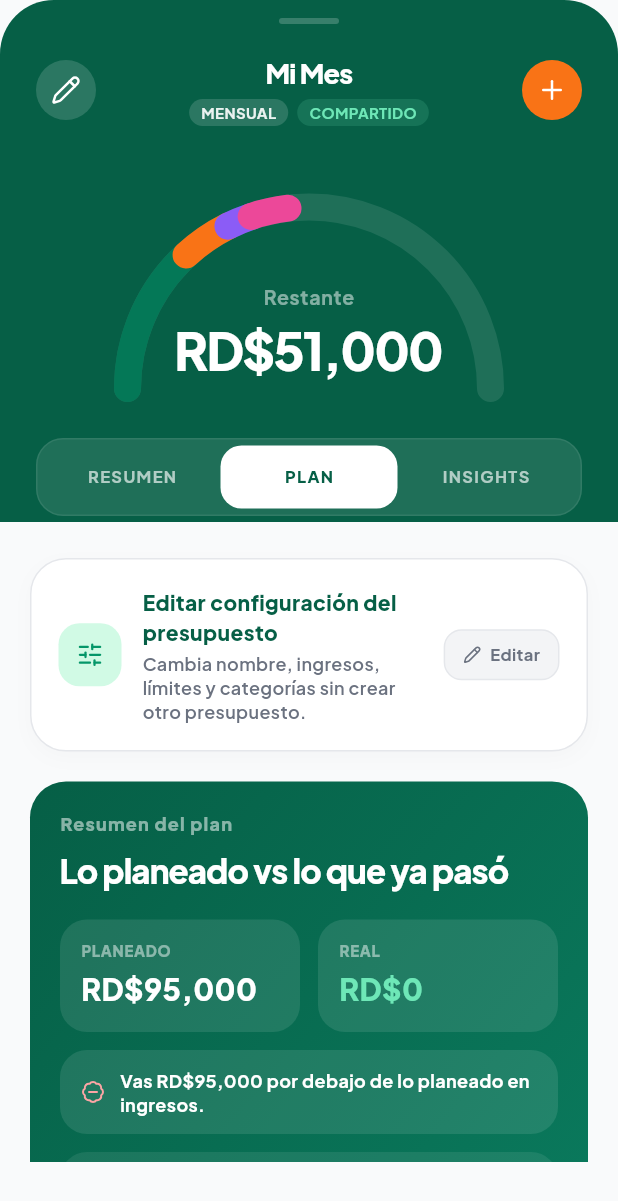
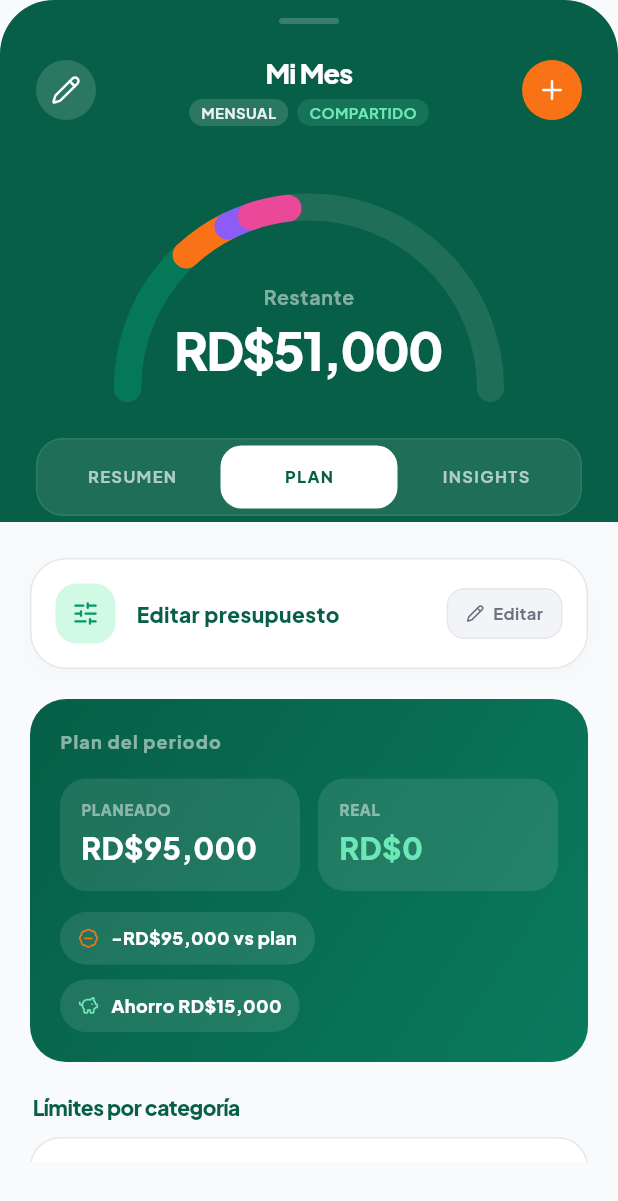
Before and after one commit to guelo0987/financeproject, a Flutter app: the BudgetDetailSheet widget shown alone on an empty page, opened directly with sample values from the repository, after a tap on "PLAN", on a phone screen of 412 x 824 dp. Shown: the top 1201 px of the screen. Run offline on Flutter 3.47's test engine with Material 3 defaults, Android fonts, the phone set to English and light mode, and no system bars; drawn by our look-alikes of flutter_animate; our stand-ins replace fl_chart, flutter_riverpod, flutter_secure_storage, go_router, google_fonts, lucide_icons; accounts and stored records are empty; network calls fail.

Commit message:
refactor: simplify budget detail and dashboard screens; improve UI text clarity, adjust padding and dimensions for better layout, and remove unnecessary subtitles for a cleaner presentation

```diff
--- a/lib/features/budgets/presentation/budget_detail_sheet.dart
+++ b/lib/features/budgets/presentation/budget_detail_sheet.dart
@@ -264,7 +264,7 @@ class _BudgetDetailSheetState extends ConsumerState<BudgetDetailSheet> {
                       padding: const EdgeInsets.only(top: 12),
                       child: _InlineInfoCard(
                         text:
-                            'Incluye ${_fmt(extraExpenseCategories.fold<double>(0, (sum, category) => sum + category.gastado))} en gastos fuera del plan. Si luego agregas esa categoría al presupuesto, se moverá automáticamente a su límite.',
+                            'Incluye ${_fmt(extraExpenseCategories.fold<double>(0, (sum, category) => sum + category.gastado))} fuera del plan.',
                       ),
                     ),
                   if (isShared) _buildSharedBudgetSection(),
@@ -295,7 +295,7 @@ class _BudgetDetailSheetState extends ConsumerState<BudgetDetailSheet> {
       child: GestureDetector(
         onTap: _openBudgetEditor,
         child: Container(
-          padding: const EdgeInsets.all(18),
+          padding: const EdgeInsets.all(16),
           decoration: BoxDecoration(
             color: Colors.white,
             borderRadius: BorderRadius.circular(24),
@@ -311,8 +311,8 @@ class _BudgetDetailSheetState extends ConsumerState<BudgetDetailSheet> {
           child: Row(
             children: [
               Container(
-                width: 42,
-                height: 42,
+                width: 40,
+                height: 40,
                 decoration: BoxDecoration(
                   color: AppColors.e1,
                   borderRadius: BorderRadius.circular(14),
@@ -330,23 +330,13 @@ class _BudgetDetailSheetState extends ConsumerState<BudgetDetailSheet> {
                   crossAxisAlignment: CrossAxisAlignment.start,
                   children: [
                     Text(
-                      'Editar configuración del presupuesto',
+                      'Editar presupuesto',
                       style: TextStyle(
                         fontSize: 14,
                         fontWeight: FontWeight.w900,
                         color: AppColors.e8,
                       ),
                     ),
-                    SizedBox(height: 3),
-                    Text(
-                      'Cambia nombre, ingresos, límites y categorías sin crear otro presupuesto.',
-                      style: TextStyle(
-                        fontSize: 12,
-                        height: 1.35,
-                        color: AppColors.g5,
-                        fontWeight: FontWeight.w600,
-                      ),
-                    ),
                   ],
                 ),
               ),
@@ -372,9 +362,8 @@ class _BudgetDetailSheetState extends ConsumerState<BudgetDetailSheet> {
                   child: _MetricCard(
                     label: "GASTADO",
                     amount: _fmt(spent),
-                    color: AppColors.r5,
+                    color: AppColors.o5,
                     icon: LucideIcons.trendingDown,
-                    helper: 'Lo que ya salió del presupuesto.',
                   ),
                 ),
                 const SizedBox(width: 12),
@@ -384,7 +373,6 @@ class _BudgetDetailSheetState extends ConsumerState<BudgetDetailSheet> {
                     amount: _fmt(left),
                     color: AppColors.e6,
                     icon: LucideIcons.wallet,
-                    helper: 'Saldo disponible para este periodo.',
                   ),
                 ),
               ],
@@ -393,11 +381,8 @@ class _BudgetDetailSheetState extends ConsumerState<BudgetDetailSheet> {
             _MetricCard(
               label: "INGRESO REAL",
               amount: _fmt(incomeActual),
-              color: AppColors.b5,
+              color: AppColors.e8,
               icon: LucideIcons.trendingUp,
-              helper: widget.budget.otherIncomeSources.isNotEmpty
-                  ? 'Incluye ingresos fuera del plan configurado.'
-                  : 'Lo que realmente entró en este presupuesto.',
               isWide: true,
             ),
           ],
@@ -535,11 +520,7 @@ class _BudgetDetailSheetState extends ConsumerState<BudgetDetailSheet> {
       children: [
         const Padding(
           padding: EdgeInsets.fromLTRB(4, 32, 0, 12),
-          child: _BudgetSectionTitle(
-            title: 'Categorías del presupuesto',
-            subtitle:
-                'Aquí ves lo que ya tiene límite y lo que está consumiendo el plan.',
-          ),
+          child: _BudgetSectionTitle(title: 'Categorías del presupuesto'),
         ),
         ...plannedCategories.asMap().entries.map((entry) {
           return _CategoryDetailCard(
@@ -557,11 +538,7 @@ class _BudgetDetailSheetState extends ConsumerState<BudgetDetailSheet> {
         if (extraExpenseCategories.isNotEmpty) ...[
           const Padding(
             padding: EdgeInsets.fromLTRB(4, 20, 0, 12),
-            child: _BudgetSectionTitle(
-              title: 'Otros gastos fuera del plan',
-              subtitle:
-                  'Sí cuentan dentro del presupuesto, pero todavía no tienen tope.',
-            ),
+            child: _BudgetSectionTitle(title: 'Otros gastos fuera del plan'),
           ),
           ...extraExpenseCategories.map(
             (category) => _UnplannedExpenseCard(
@@ -651,11 +628,7 @@ class _BudgetDetailSheetState extends ConsumerState<BudgetDetailSheet> {
         ),
         const SizedBox(height: 20),
         if (incomeSources.isNotEmpty) ...[
-          const _BudgetSectionTitle(
-            title: 'Ingresos planeados vs reales',
-            subtitle:
-                'Cada fuente compara lo esperado con lo que realmente entró.',
-          ),
+          const _BudgetSectionTitle(title: 'Ingresos planeados vs reales'),
           const SizedBox(height: 10),
           ...incomeSources.map(
             (source) => _IncomePlanRow(
@@ -667,11 +640,7 @@ class _BudgetDetailSheetState extends ConsumerState<BudgetDetailSheet> {
           const SizedBox(height: 18),
         ],
         if (otherIncomeSources.isNotEmpty) ...[
-          const _BudgetSectionTitle(
-            title: 'Ingresos sin plan configurado',
-            subtitle:
-                'Sí cuentan en el presupuesto, pero todavía no tienen meta.',
-          ),
+          const _BudgetSectionTitle(title: 'Ingresos sin plan configurado'),
           const SizedBox(height: 10),
           ...otherIncomeSources.map(
             (source) => _IncomePlanRow(
@@ -682,11 +651,7 @@ class _BudgetDetailSheetState extends ConsumerState<BudgetDetailSheet> {
           ),
           const SizedBox(height: 18),
         ],
-        const _BudgetSectionTitle(
-          title: 'Límites por categoría',
-          subtitle:
-              'Estos topes son los que controlan qué tan rápido se consume el plan.',
-        ),
+        const _BudgetSectionTitle(title: 'Límites por categoría'),
         const SizedBox(height: 10),
         ...expenseCategories.map(
           (cat) => _PlanCategoryRow(
@@ -698,11 +663,7 @@ class _BudgetDetailSheetState extends ConsumerState<BudgetDetailSheet> {
         ),
         if (extraExpenseCategories.isNotEmpty) ...[
           const SizedBox(height: 18),
-          const _BudgetSectionTitle(
-            title: 'Gastos sin límite configurado',
-            subtitle:
-                'Impactan el total real aunque todavía no tengan un límite asignado.',
-          ),
+          const _BudgetSectionTitle(title: 'Gastos sin límite configurado'),
           const SizedBox(height: 10),
           ...extraExpenseCategories.map(
             (cat) => _UnplannedExpenseCard(
@@ -745,7 +706,7 @@ class _BudgetDetailSheetState extends ConsumerState<BudgetDetailSheet> {
       },
       {
         "icon": LucideIcons.alertTriangle,
-        "color": AppColors.r5,
+        "color": AppColors.o5,
         "title": "Alerta: Comida",
         "body":
             "Has gastado el 85% de tu límite en 'Comida' y solo ha pasado el 40% del periodo.",
@@ -902,7 +863,6 @@ class _MetricCard extends StatelessWidget {
   final String label, amount;
   final Color color;
   final IconData icon;
-  final String? helper;
   final bool isWide;
 
   const _MetricCard({
@@ -910,7 +870,6 @@ class _MetricCard extends StatelessWidget {
     required this.amount,
     required this.color,
     required this.icon,
-    this.helper,
     this.isWide = false,
   });
 
@@ -922,13 +881,6 @@ class _MetricCard extends StatelessWidget {
         color: Colors.white,
         borderRadius: BorderRadius.circular(24),
         border: Border.all(color: AppColors.g2),
-        boxShadow: [
-          BoxShadow(
-            color: color.withValues(alpha: 0.05),
-            blurRadius: 12,
-            offset: const Offset(0, 4),
-          ),
-        ],
       ),
       child: Column(
         crossAxisAlignment: CrossAxisAlignment.start,
@@ -943,20 +895,6 @@ class _MetricCard extends StatelessWidget {
                 ),
                 child: Icon(icon, size: 14, color: color),
               ),
-              if (isWide && helper != null) ...[
-                const SizedBox(width: 10),
-                Expanded(
-                  child: Text(
-                    helper!,
-                    style: const TextStyle(
-                      fontSize: 11,
-                      height: 1.3,
-                      color: AppColors.g4,
-                      fontWeight: FontWeight.w600,
-                    ),
-                  ),
-                ),
-              ],
             ],
           ),
           const SizedBox(height: 12),
@@ -979,18 +917,6 @@ class _MetricCard extends StatelessWidget {
               letterSpacing: -0.5,
             ),
           ),
-          if (!isWide && helper != null) ...[
-            const SizedBox(height: 6),
-            Text(
-              helper!,
-              style: const TextStyle(
-                fontSize: 11,
-                height: 1.3,
-                color: AppColors.g4,
-                fontWeight: FontWeight.w600,
-              ),
-            ),
-          ],
         ],
       ),
     );
@@ -1470,7 +1396,7 @@ class _CategoryDetailCard extends StatelessWidget {
         color: Colors.white,
         borderRadius: BorderRadius.circular(22),
         border: Border.all(
-          color: over ? AppColors.r5.withValues(alpha: 0.3) : AppColors.g2,
+          color: over ? AppColors.o5.withValues(alpha: 0.3) : AppColors.g2,
         ),
       ),
       child: Column(
@@ -1523,8 +1449,8 @@ class _CategoryDetailCard extends StatelessWidget {
               if (over)
                 MenudoChip.custom(
                   label: "EXCEDIDO",
-                  color: AppColors.r5,
-                  bgColor: AppColors.r1,
+                  color: AppColors.o5,
+                  bgColor: AppColors.o1,
                   isSmall: true,
                 ),
             ],
@@ -1537,7 +1463,7 @@ class _CategoryDetailCard extends StatelessWidget {
               minHeight: 8,
               backgroundColor: AppColors.g1,
               valueColor: AlwaysStoppedAnimation<Color>(
-                over ? AppColors.r5 : cat.color,
+                over ? AppColors.o5 : cat.color,
               ),
             ),
           ),
@@ -1560,7 +1486,7 @@ class _CategoryDetailCard extends StatelessWidget {
                 style: TextStyle(
                   fontSize: 12,
                   fontWeight: FontWeight.w800,
-                  color: over ? AppColors.r5 : AppColors.e6,
+                  color: over ? AppColors.o5 : AppColors.e6,
                 ),
               ),
             ],
@@ -1649,17 +1575,7 @@ class _UnplannedExpenseCard extends StatelessWidget {
                   style: const TextStyle(
                     fontSize: 13,
                     fontWeight: FontWeight.w800,
-                    color: AppColors.r5,
-                  ),
-                ),
-                const SizedBox(height: 4),
-                const Text(
-                  'Este gasto cuenta dentro del presupuesto, pero todavía no tiene un límite configurado.',
-                  style: TextStyle(
-                    fontSize: 12,
-                    height: 1.35,
-                    color: AppColors.g5,
-                    fontWeight: FontWeight.w600,
+                    color: AppColors.o5,
                   ),
                 ),
               ],
@@ -1686,6 +1602,9 @@ class _PlanSummaryHeader extends StatelessWidget {
     final actualValue = _asCurrencyNumber(actualTotal);
     final difference = actualValue - plannedValue;
     final differencePositive = difference >= 0;
+    final differenceColor = differencePositive
+        ? const Color(0xFF6EE7B7)
+        : AppColors.o5;
 
     return Container(
       padding: const EdgeInsets.all(20),
@@ -1701,7 +1620,7 @@ class _PlanSummaryHeader extends StatelessWidget {
         crossAxisAlignment: CrossAxisAlignment.start,
         children: [
           Text(
-            'Resumen del plan',
+            'Plan del periodo',
             style: TextStyle(
               fontSize: 12,
               fontWeight: FontWeight.w800,
@@ -1709,17 +1628,7 @@ class _PlanSummaryHeader extends StatelessWidget {
               letterSpacing: 0.8,
             ),
           ),
-          const SizedBox(height: 6),
-          const Text(
-            'Lo planeado vs lo que ya pasó',
-            style: TextStyle(
-              fontSize: 22,
-              fontWeight: FontWeight.w900,
-              color: Colors.white,
-              letterSpacing: -0.6,
-            ),
-          ),
-          const SizedBox(height: 18),
+          const SizedBox(height: 16),
           Row(
             children: [
               Expanded(
@@ -1739,79 +1648,74 @@ class _PlanSummaryHeader extends StatelessWidget {
               ),
             ],
           ),
-          const SizedBox(height: 12),
+          const SizedBox(height: 14),
+          Wrap(
+            spacing: 10,
+            runSpacing: 10,
+            children: [
               Container(
-            padding: const EdgeInsets.symmetric(horizontal: 14, vertical: 12),
+                padding: const EdgeInsets.symmetric(
+                  horizontal: 12,
+                  vertical: 9,
+                ),
                 decoration: BoxDecoration(
                   color: Colors.white.withValues(alpha: 0.1),
-              borderRadius: BorderRadius.circular(18),
+                  borderRadius: BorderRadius.circular(999),
                 ),
                 child: Row(
+                  mainAxisSize: MainAxisSize.min,
                   children: [
                     Icon(
                       differencePositive
                           ? LucideIcons.badgePlus
                           : LucideIcons.badgeMinus,
-                  size: 16,
-                  color: differencePositive
-                      ? const Color(0xFF6EE7B7)
-                      : const Color(0xFFFCA5A5),
-                ),
-                const SizedBox(width: 10),
-                Expanded(
-                  child: Text(
-                    differencePositive
-                        ? 'Vas ${_formatDifference(difference)} por encima de lo planeado en ingresos.'
-                        : 'Vas ${_formatDifference(difference.abs())} por debajo de lo planeado en ingresos.',
-                    style: const TextStyle(
-                      fontSize: 12,
-                      height: 1.35,
-                      color: Colors.white,
-                      fontWeight: FontWeight.w700,
-                    ),
-                  ),
-                ),
-              ],
-            ),
-          ),
-          if (savings != 'RD\$0') ...[
-            const SizedBox(height: 12),
-            Container(
-              padding: const EdgeInsets.symmetric(horizontal: 14, vertical: 12),
-              decoration: BoxDecoration(
-                color: Colors.white.withValues(alpha: 0.08),
-                borderRadius: BorderRadius.circular(18),
-              ),
-              child: Row(
-                children: [
-                  const Icon(
-                    LucideIcons.piggyBank,
-                    size: 18,
-                    color: Color(0xFF6EE7B7),
-                  ),
-                  const SizedBox(width: 10),
-                  const Expanded(
-                    child: Text(
-                      'Meta de ahorro configurada',
+                      size: 14,
+                      color: differenceColor,
+                    ),
+                    const SizedBox(width: 8),
+                    Text(
+                      '${differencePositive ? '+' : '-'}${_formatDifference(difference.abs())} vs plan',
                       style: TextStyle(
                         fontSize: 12,
                         color: Colors.white,
-                        fontWeight: FontWeight.w700,
-                      ),
-                    ),
-                  ),
-                  Text(
-                    savings,
-                    style: const TextStyle(
-                      fontSize: 14,
-                      fontWeight: FontWeight.w900,
+                        fontWeight: FontWeight.w800,
+                      ),
+                    ),
+                  ],
+                ),
+              ),
+              if (savings != 'RD\$0')
+                Container(
+                  padding: const EdgeInsets.symmetric(
+                    horizontal: 12,
+                    vertical: 9,
+                  ),
+                  decoration: BoxDecoration(
+                    color: Colors.white.withValues(alpha: 0.1),
+                    borderRadius: BorderRadius.circular(999),
+                  ),
+                  child: Row(
+                    mainAxisSize: MainAxisSize.min,
+                    children: [
+                      const Icon(
+                        LucideIcons.piggyBank,
+                        size: 14,
                         color: Color(0xFF6EE7B7),
                       ),
-                  ),
-                ],
-              ),
-            ),
-          ],
+                      const SizedBox(width: 8),
+                      Text(
+                        'Ahorro $savings',
+                        style: const TextStyle(
+                          fontSize: 12,
+                          color: Colors.white,
+                          fontWeight: FontWeight.w800,
+                        ),
+                      ),
+                    ],
+                  ),
+                ),
+            ],
+          ),
         ],
       ),
     );
@@ -1850,6 +1754,7 @@ class _PlanCategoryRow extends StatelessWidget {
         .round();
     final usage = cat.limite > 0 ? (cat.gastado / cat.limite) : 0.0;
     final over = usage > 1;
+    final statusColor = over ? AppColors.o5 : AppColors.e6;
     return Container(
       margin: const EdgeInsets.only(bottom: 10),
       padding: const EdgeInsets.all(16),
@@ -1857,7 +1762,7 @@ class _PlanCategoryRow extends StatelessWidget {
         color: Colors.white,
         borderRadius: BorderRadius.circular(20),
         border: Border.all(
-          color: over ? AppColors.r5.withValues(alpha: 0.24) : AppColors.g2,
+          color: over ? AppColors.o5.withValues(alpha: 0.24) : AppColors.g2,
         ),
       ),
       child: Row(
@@ -1915,10 +1820,10 @@ class _PlanCategoryRow extends StatelessWidget {
                 ),
                 const SizedBox(height: 6),
                 Text(
-                  'Planeado ${fmt(cat.limite)} · Actual ${fmt(cat.gastado)}',
+                  'Límite ${fmt(cat.limite)} · Gastado ${fmt(cat.gastado)}',
                   style: TextStyle(
                     fontSize: 11,
-                    color: over ? AppColors.r5 : AppColors.g5,
+                    color: over ? AppColors.o5 : AppColors.g5,
                     fontWeight: FontWeight.w700,
                   ),
                 ),
@@ -1926,12 +1831,19 @@ class _PlanCategoryRow extends StatelessWidget {
             ),
           ),
           const SizedBox(width: 10),
-          Text(
-            fmt(cat.limite),
+          Container(
+            padding: const EdgeInsets.symmetric(horizontal: 10, vertical: 6),
+            decoration: BoxDecoration(
+              color: statusColor.withValues(alpha: 0.1),
+              borderRadius: BorderRadius.circular(999),
+            ),
+            child: Text(
+              over ? 'Excedido' : '${(usage * 100).clamp(0, 999).round()}%',
               style: TextStyle(
-              fontSize: 16,
+                fontSize: 11,
                 fontWeight: FontWeight.w900,
-              color: over ? AppColors.r5 : AppColors.e8,
+                color: statusColor,
+              ),
             ),
           ),
         ],
@@ -1954,7 +1866,7 @@ class _IncomePlanRow extends StatelessWidget {
   @override
   Widget build(BuildContext context) {
     final isPositive = source.difference >= 0;
-    final accent = isPositive ? AppColors.e6 : AppColors.r5;
+    final accent = isPositive ? AppColors.e6 : AppColors.o5;
 
     return Container(
       margin: const EdgeInsets.only(bottom: 10),
@@ -2034,10 +1946,9 @@ class _IncomePlanRow extends StatelessWidget {
 }
 
 class _BudgetSectionTitle extends StatelessWidget {
-  const _BudgetSectionTitle({required this.title, this.subtitle});
+  const _BudgetSectionTitle({required this.title});
 
   final String title;
-  final String? subtitle;
 
   @override
   Widget build(BuildContext context) {
@@ -2049,24 +1960,12 @@ class _BudgetSectionTitle extends StatelessWidget {
           Text(
             title,
             style: const TextStyle(
-              fontSize: 15,
+              fontSize: 14,
               fontWeight: FontWeight.w900,
               color: AppColors.e8,
               letterSpacing: -0.3,
             ),
           ),
-          if (subtitle != null) ...[
-            const SizedBox(height: 4),
-            Text(
-              subtitle!,
-              style: const TextStyle(
-                fontSize: 12,
-                height: 1.35,
-                color: AppColors.g5,
-                fontWeight: FontWeight.w600,
-              ),
-            ),
-          ],
         ],
       ),
     );
```
Also changed, not shown: lib/features/dashboard/presentation/dashboard_screen.dart (+23 -57 lines). Lines whose indentation alone changed are shown as unchanged.
